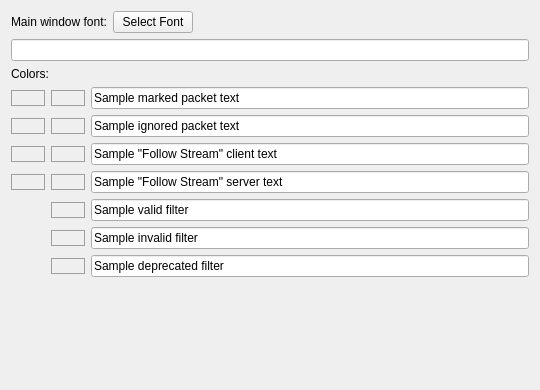
Before: the Qt Designer form utilities/wireshark/ui/qt/font_color_preferences_frame.ui in kimocoder/nexmon, drawn with Qt 5.
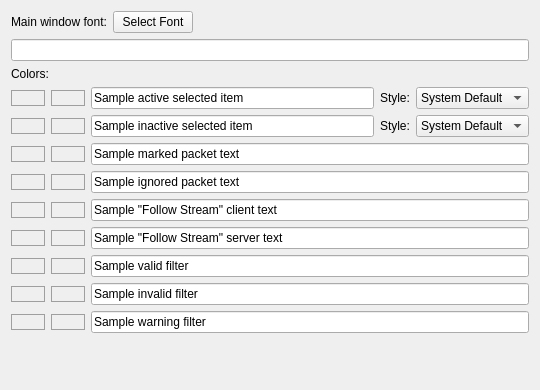
After: the same form once the commit is applied.

```diff
--- a/utilities/wireshark/ui/qt/font_color_preferences_frame.ui
+++ b/utilities/wireshark/ui/qt/font_color_preferences_frame.ui
@@ -73,28 +73,144 @@
    </item>
    <item>
     <layout class="QGridLayout" name="gridLayout">
+     <item row="0" column="0">
+      <widget class="QPushButton" name="activeFGPushButton">
+       <property name="enabled">
+        <bool>true</bool>
+       </property>
+       <property name="styleSheet">
+        <string notr="true">QPushButton { border: 1px solid palette(Dark); }</string>
+       </property>
+       <property name="flat">
+        <bool>true</bool>
+       </property>
+      </widget>
+     </item>
+     <item row="0" column="1">
+      <widget class="QPushButton" name="activeBGPushButton">
+       <property name="enabled">
+        <bool>true</bool>
+       </property>
+       <property name="styleSheet">
+        <string notr="true">QPushButton { border: 1px solid palette(Dark); }</string>
+       </property>
+      </widget>
+     </item>
+     <item row="0" column="2">
+      <layout class="QHBoxLayout" name="horizontalLayout_2">
+       <item>
+        <widget class="QLineEdit" name="activeSampleLineEdit">
+         <property name="enabled">
+          <bool>true</bool>
+         </property>
+         <property name="text">
+          <string>Sample active selected item</string>
+         </property>
+         <property name="readOnly">
+          <bool>true</bool>
+         </property>
+        </widget>
+       </item>
+       <item>
+        <widget class="QLabel" name="label_2">
+         <property name="text">
+          <string>Style:</string>
+         </property>
+        </widget>
+       </item>
+       <item>
+        <widget class="QComboBox" name="activeStyleComboBox">
+         <item>
+          <property name="text">
+           <string>System Default</string>
+          </property>
+         </item>
+         <item>
+          <property name="text">
+           <string>Solid</string>
+          </property>
+         </item>
+         <item>
+          <property name="text">
+           <string>Gradient</string>
+          </property>
+         </item>
+        </widget>
+       </item>
+      </layout>
+     </item>
+     <item row="1" column="0">
+      <widget class="QPushButton" name="inactiveFGPushButton">
+       <property name="styleSheet">
+        <string notr="true">QPushButton { border: 1px solid palette(Dark); }</string>
+       </property>
+       <property name="text">
+        <string/>
+       </property>
+      </widget>
+     </item>
      <item row="1" column="1">
-      <widget class="QPushButton" name="ignoredBGPushButton">
+      <widget class="QPushButton" name="inactiveBGPushButton">
        <property name="styleSheet">
         <string notr="true">QPushButton { border: 1px solid palette(Dark); }</string>
        </property>
-       <property name="flat">
-        <bool>true</bool>
+       <property name="text">
+        <string/>
        </property>
       </widget>
      </item>
      <item row="1" column="2">
-      <widget class="QLineEdit" name="ignoredSampleLineEdit">
-       <property name="text">
-        <string>Sample ignored packet text</string>
+      <layout class="QHBoxLayout" name="horizontalLayout_3">
+       <item>
+        <widget class="QLineEdit" name="inactiveSampleLineEdit">
+         <property name="text">
+          <string>Sample inactive selected item</string>
+         </property>
+         <property name="readOnly">
+          <bool>true</bool>
+         </property>
+        </widget>
+       </item>
+       <item>
+        <widget class="QLabel" name="label_4">
+         <property name="text">
+          <string>Style:</string>
+         </property>
+        </widget>
+       </item>
+       <item>
+        <widget class="QComboBox" name="inactiveStyleComboBox">
+         <item>
+          <property name="text">
+           <string>System Default</string>
+          </property>
+         </item>
+         <item>
+          <property name="text">
+           <string>Solid</string>
+          </property>
+         </item>
+         <item>
+          <property name="text">
+           <string>Gradient</string>
+          </property>
+         </item>
+        </widget>
+       </item>
+      </layout>
+     </item>
+     <item row="2" column="0">
+      <widget class="QPushButton" name="markedFGPushButton">
+       <property name="styleSheet">
+        <string notr="true">QPushButton { border: 1px solid palette(Dark); }</string>
        </property>
-       <property name="readOnly">
+       <property name="flat">
         <bool>true</bool>
        </property>
       </widget>
      </item>
      <item row="2" column="1">
-      <widget class="QPushButton" name="clientBGPushButton">
+      <widget class="QPushButton" name="markedBGPushButton">
        <property name="styleSheet">
         <string notr="true">QPushButton { border: 1px solid palette(Dark); }</string>
        </property>
@@ -103,7 +219,7 @@
        </property>
       </widget>
      </item>
-     <item row="0" column="2">
+     <item row="2" column="2">
       <widget class="QLineEdit" name="markedSampleLineEdit">
        <property name="text">
         <string>Sample marked packet text</string>
@@ -113,7 +229,37 @@
        </property>
       </widget>
      </item>
-     <item row="2" column="0">
+     <item row="3" column="0">
+      <widget class="QPushButton" name="ignoredFGPushButton">
+       <property name="styleSheet">
+        <string notr="true">QPushButton { border: 1px solid palette(Dark); }</string>
+       </property>
+       <property name="flat">
+        <bool>true</bool>
+       </property>
+      </widget>
+     </item>
+     <item row="3" column="1">
+      <widget class="QPushButton" name="ignoredBGPushButton">
+       <property name="styleSheet">
+        <string notr="true">QPushButton { border: 1px solid palette(Dark); }</string>
+       </property>
+       <property name="flat">
+        <bool>true</bool>
+       </property>
+      </widget>
+     </item>
+     <item row="3" column="2">
+      <widget class="QLineEdit" name="ignoredSampleLineEdit">
+       <property name="text">
+        <string>Sample ignored packet text</string>
+       </property>
+       <property name="readOnly">
+        <bool>true</bool>
+       </property>
+      </widget>
+     </item>
+     <item row="4" column="0">
       <widget class="QPushButton" name="clientFGPushButton">
        <property name="styleSheet">
         <string notr="true">QPushButton { border: 1px solid palette(Dark); }</string>
@@ -123,7 +269,17 @@
        </property>
       </widget>
      </item>
-     <item row="2" column="2">
+     <item row="4" column="1">
+      <widget class="QPushButton" name="clientBGPushButton">
+       <property name="styleSheet">
+        <string notr="true">QPushButton { border: 1px solid palette(Dark); }</string>
+       </property>
+       <property name="flat">
+        <bool>true</bool>
+       </property>
+      </widget>
+     </item>
+     <item row="4" column="2">
       <widget class="QLineEdit" name="clientSampleLineEdit">
        <property name="text">
         <string>Sample &quot;Follow Stream&quot; client text</string>
@@ -133,7 +289,7 @@
        </property>
       </widget>
      </item>
-     <item row="3" column="0">
+     <item row="5" column="0">
       <widget class="QPushButton" name="serverFGPushButton">
        <property name="styleSheet">
         <string notr="true">QPushButton { border: 1px solid palette(Dark); }</string>
@@ -143,7 +299,17 @@
        </property>
       </widget>
      </item>
-     <item row="3" column="2">
+     <item row="5" column="1">
+      <widget class="QPushButton" name="serverBGPushButton">
+       <property name="styleSheet">
+        <string notr="true">QPushButton { border: 1px solid palette(Dark); }</string>
+       </property>
+       <property name="flat">
+        <bool>true</bool>
+       </property>
+      </widget>
+     </item>
+     <item row="5" column="2">
       <widget class="QLineEdit" name="serverSampleLineEdit">
        <property name="text">
         <string>Sample &quot;Follow Stream&quot; server text</string>
@@ -153,8 +319,8 @@
        </property>
       </widget>
      </item>
-     <item row="0" column="0">
-      <widget class="QPushButton" name="markedFGPushButton">
+     <item row="6" column="0">
+      <widget class="QPushButton" name="validFilterFGPushButton">
        <property name="styleSheet">
         <string notr="true">QPushButton { border: 1px solid palette(Dark); }</string>
        </property>
@@ -163,8 +329,8 @@
        </property>
       </widget>
      </item>
-     <item row="1" column="0">
-      <widget class="QPushButton" name="ignoredFGPushButton">
+     <item row="6" column="1">
+      <widget class="QPushButton" name="validFilterBGPushButton">
        <property name="styleSheet">
         <string notr="true">QPushButton { border: 1px solid palette(Dark); }</string>
        </property>
@@ -173,27 +339,7 @@
        </property>
       </widget>
      </item>
-     <item row="3" column="1">
-      <widget class="QPushButton" name="serverBGPushButton">
-       <property name="styleSheet">
-        <string notr="true">QPushButton { border: 1px solid palette(Dark); }</string>
-       </property>
-       <property name="flat">
-        <bool>true</bool>
-       </property>
-      </widget>
-     </item>
-     <item row="0" column="1">
-      <widget class="QPushButton" name="markedBGPushButton">
-       <property name="styleSheet">
-        <string notr="true">QPushButton { border: 1px solid palette(Dark); }</string>
-       </property>
-       <property name="flat">
-        <bool>true</bool>
-       </property>
-      </widget>
-     </item>
-     <item row="4" column="2">
+     <item row="6" column="2">
       <widget class="QLineEdit" name="validFilterSampleLineEdit">
        <property name="text">
         <string>Sample valid filter</string>
@@ -203,7 +349,27 @@
        </property>
       </widget>
      </item>
-     <item row="5" column="2">
+     <item row="7" column="0">
+      <widget class="QPushButton" name="invalidFilterFGPushButton">
+       <property name="styleSheet">
+        <string notr="true">QPushButton { border: 1px solid palette(Dark); }</string>
+       </property>
+       <property name="flat">
+        <bool>true</bool>
+       </property>
+      </widget>
+     </item>
+     <item row="7" column="1">
+      <widget class="QPushButton" name="invalidFilterBGPushButton">
+       <property name="styleSheet">
+        <string notr="true">QPushButton { border: 1px solid palette(Dark); }</string>
+       </property>
+       <property name="flat">
+        <bool>true</bool>
+       </property>
+      </widget>
+     </item>
+     <item row="7" column="2">
       <widget class="QLineEdit" name="invalidFilterSampleLineEdit">
        <property name="text">
         <string>Sample invalid filter</string>
@@ -213,18 +379,8 @@
        </property>
       </widget>
      </item>
-     <item row="6" column="2">
-      <widget class="QLineEdit" name="deprecatedFilterSampleLineEdit">
-       <property name="text">
-        <string>Sample deprecated filter</string>
-       </property>
-       <property name="readOnly">
-        <bool>true</bool>
-       </property>
-      </widget>
-     </item>
-     <item row="4" column="1">
-      <widget class="QPushButton" name="validFilterBGPushButton">
+     <item row="8" column="0">
+      <widget class="QPushButton" name="deprecatedFilterFGPushButton">
        <property name="styleSheet">
         <string notr="true">QPushButton { border: 1px solid palette(Dark); }</string>
        </property>
@@ -233,17 +389,7 @@
        </property>
       </widget>
      </item>
-     <item row="5" column="1">
-      <widget class="QPushButton" name="invalidFilterBGPushButton">
-       <property name="styleSheet">
-        <string notr="true">QPushButton { border: 1px solid palette(Dark); }</string>
-       </property>
-       <property name="flat">
-        <bool>true</bool>
-       </property>
-      </widget>
-     </item>
-     <item row="6" column="1">
+     <item row="8" column="1">
       <widget class="QPushButton" name="deprecatedFilterBGPushButton">
        <property name="styleSheet">
         <string notr="true">QPushButton { border: 1px solid palette(Dark); }</string>
@@ -253,6 +399,16 @@
        </property>
       </widget>
      </item>
+     <item row="8" column="2">
+      <widget class="QLineEdit" name="deprecatedFilterSampleLineEdit">
+       <property name="text">
+        <string>Sample warning filter</string>
+       </property>
+       <property name="readOnly">
+        <bool>true</bool>
+       </property>
+      </widget>
+     </item>
     </layout>
    </item>
    <item>
```
Left out of the diff: 3 changed lines with no effect on the pictures.
